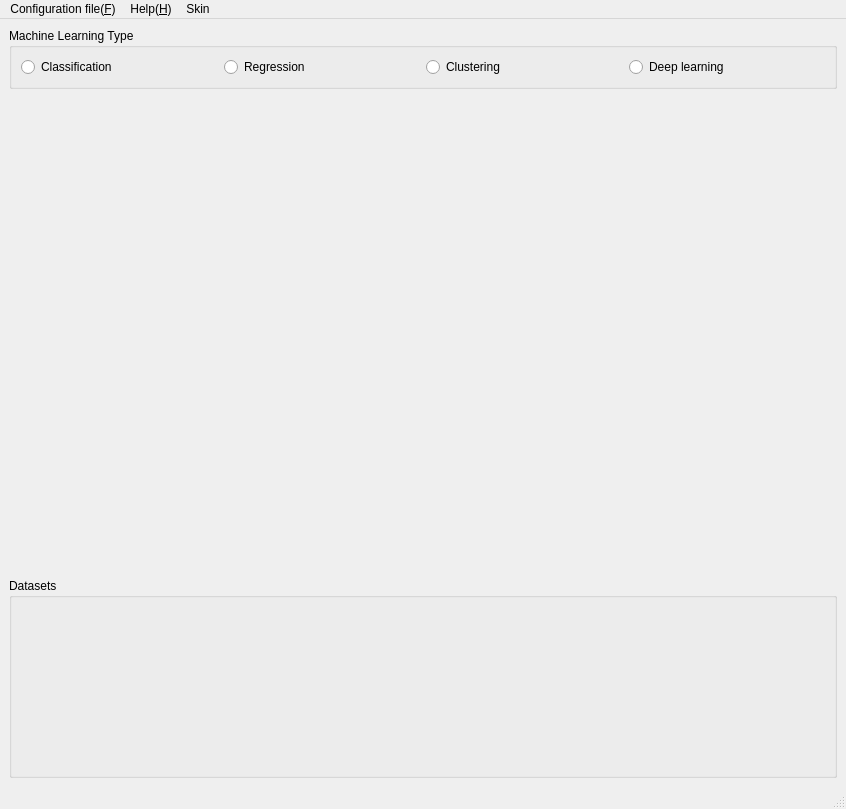
Above: eslearn/GUI/easylearn_machine_learning_gui.ui from easylearn-fmri/easylearn_dev before the change. Below: the same form after it.
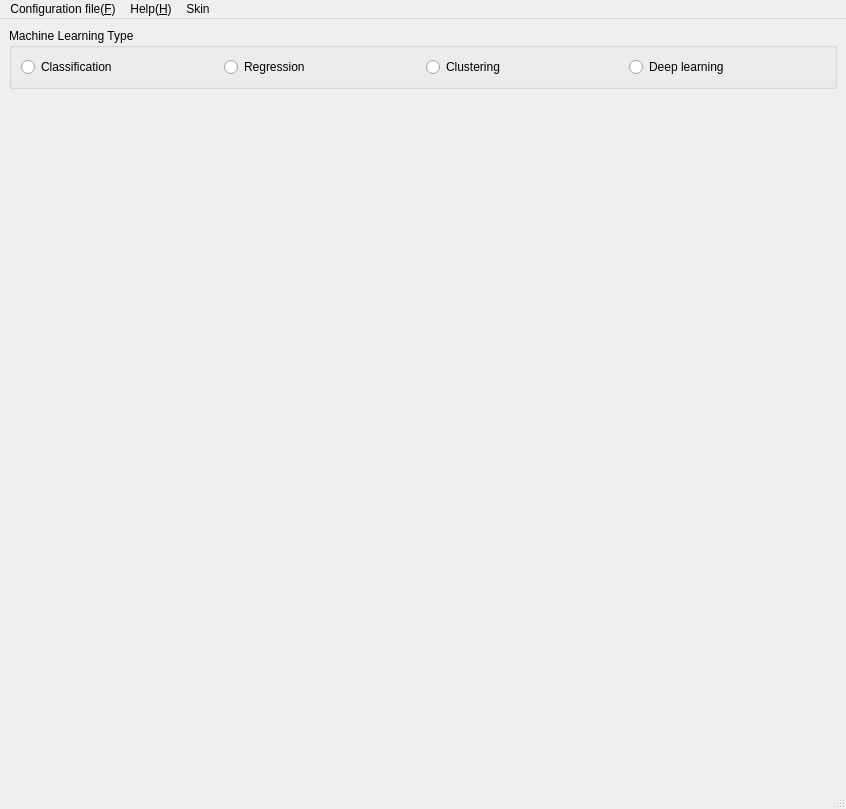
That is the form after the change.

Commit message: update model_evaluation:: datasets

Diff of the .ui file:
```diff
--- a/eslearn/GUI/easylearn_machine_learning_gui.ui
+++ b/eslearn/GUI/easylearn_machine_learning_gui.ui
@@ -942,19 +942,6 @@
       <widget class="QWidget" name="stackedWidgetPage_none"/>
      </widget>
     </item>
-    <item row="2" column="0">
-     <widget class="QGroupBox" name="groupBox">
-      <property name="minimumSize">
-       <size>
-        <width>0</width>
-        <height>200</height>
-       </size>
-      </property>
-      <property name="title">
-       <string>Datasets</string>
-      </property>
-     </widget>
-    </item>
    </layout>
   </widget>
   <widget class="QMenuBar" name="menubar">
```
The commit also changes 7 other files.
